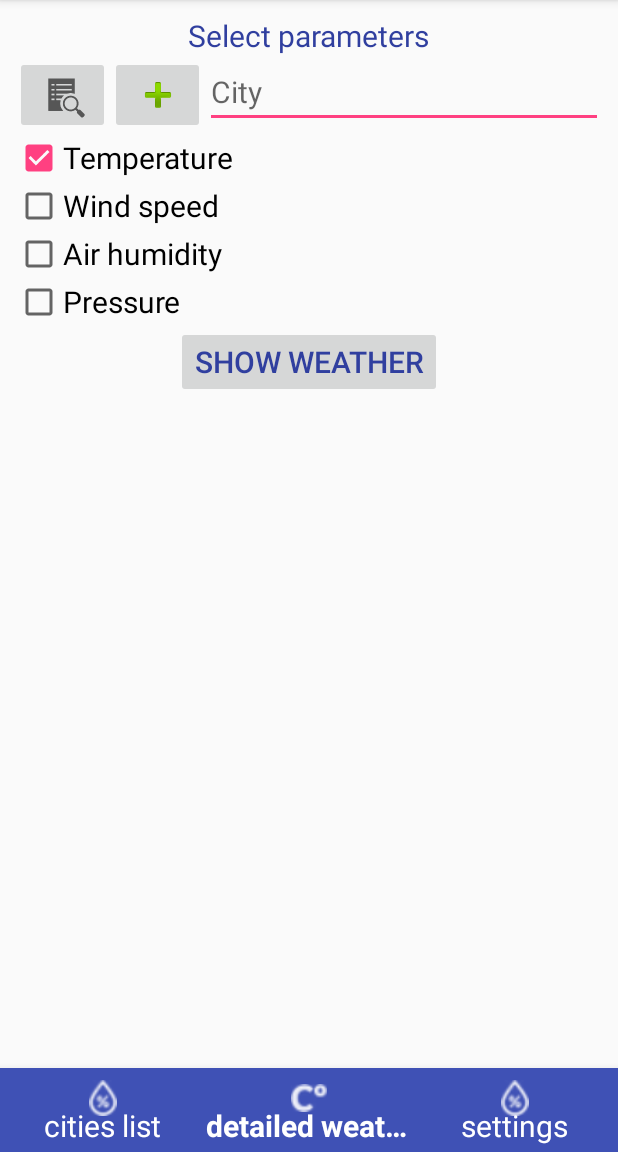
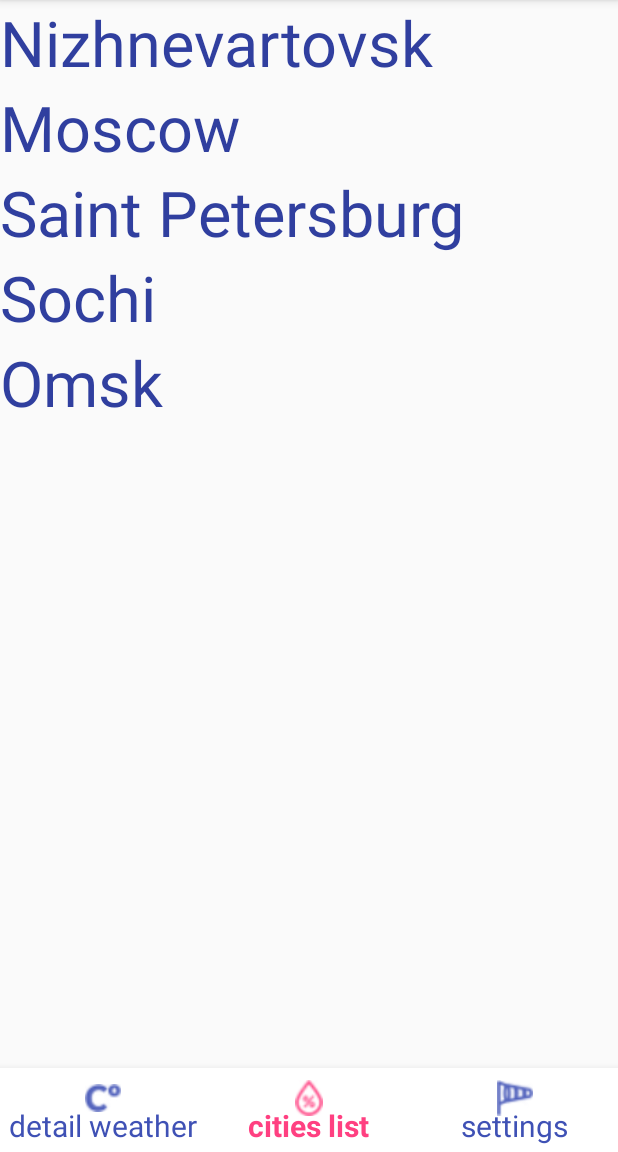
Before and after one commit to z0lk1n/NiceWeather, an Android app: the screen it shows after launch (MainActivity), item 2 of the bottom bar chosen, on a phone screen of 412 x 824 dp, the part 84-1236 px from its top. Run offline under Robolectric (Android 15) with nearby library versions, the phone set to English and light mode, and no system bars.

Commit message:
add bottom navigation

```diff
--- a/app/src/main/java/online/z0lk1n/android/niceweather/MainActivity.java
+++ b/app/src/main/java/online/z0lk1n/android/niceweather/MainActivity.java
@@ -2,9 +2,13 @@ package online.z0lk1n.android.niceweather;
 
 import android.app.FragmentTransaction;
 import android.os.Bundle;
+import android.support.annotation.NonNull;
+import android.support.design.widget.BottomNavigationView;
 import android.support.v7.app.AppCompatActivity;
+import android.view.MenuItem;
 
 public class MainActivity extends AppCompatActivity implements FragmentNavigator {
+
     private ParametersFragment parametersFragment;
     private DetailedWeatherFragment detailedWeatherActivity;
     private CitiesListFragment citiesListFragment;
@@ -17,10 +21,30 @@ public class MainActivity extends AppCompatActivity implements FragmentNavigator
         parametersFragment = new ParametersFragment();
         detailedWeatherActivity = new DetailedWeatherFragment();
         citiesListFragment = new CitiesListFragment();
+        BottomNavigationView bottomNavigationView = findViewById(R.id.bottom_navigation);
 
         FragmentTransaction fragmentTransaction = getFragmentManager().beginTransaction();
         fragmentTransaction.add(R.id.fragment_container, parametersFragment);
         fragmentTransaction.commit();
+
+        bottomNavigationView.setOnNavigationItemSelectedListener(
+                new BottomNavigationView.OnNavigationItemSelectedListener() {
+                    @Override
+                    public boolean onNavigationItemSelected(@NonNull MenuItem item) {
+                        switch (item.getItemId()) {
+                            case R.id.detailed_weather:
+//                                Parcel parcel = new Parcel();
+//                                startDetailedWeatherFragment(parcel);
+                                break;
+                            case R.id.cities_list:
+                                startCitiesListFragment();
+                                break;
+                            case R.id.settings:
+                                break;
+                        }
+                        return true;
+                    }
+                });
     }
 
     @Override
--- /dev/null
+++ b/app/src/main/res/drawable/bottom_navigation_colors.xml
@@ -0,0 +1,5 @@
+<?xml version="1.0" encoding="utf-8"?>
+<selector xmlns:android="http://schemas.android.com/apk/res/android">
+    <item android:color="@color/colorAccent" android:state_checked="true" />
+    <item android:color="@color/colorPrimary" android:state_checked="false" />
+</selector>
--- a/app/src/main/res/layout/activity_main.xml
+++ b/app/src/main/res/layout/activity_main.xml
@@ -1,22 +1,25 @@
 <?xml version="1.0" encoding="utf-8"?>
 <FrameLayout xmlns:android="http://schemas.android.com/apk/res/android"
     xmlns:app="http://schemas.android.com/apk/res-auto"
+    xmlns:tools="http://schemas.android.com/tools"
     android:layout_width="match_parent"
     android:layout_height="match_parent"
-    android:orientation="vertical">
+    android:orientation="vertical"
+    tools:ignore="ExtraText">
 
     <FrameLayout xmlns:android="http://schemas.android.com/apk/res/android"
         android:id="@+id/fragment_container"
         android:layout_width="match_parent"
         android:layout_height="match_parent" />
 
-    <com.google.android.material.bottomnavigation.BottomNavigationView
+    <android.support.design.widget.BottomNavigationView
         android:id="@+id/bottom_navigation"
         android:layout_width="match_parent"
         android:layout_height="wrap_content"
         android:layout_gravity="bottom"
-        android:background="@color/colorPrimary"
-        app:itemIconTint="@color/white"
-        app:itemTextColor="@color/white"
+        android:background="@color/colorWhite"
+        app:itemIconTint="@drawable/bottom_navigation_colors"
+        app:itemTextColor="@drawable/bottom_navigation_colors"
         app:menu="@menu/bottom_navigation_menu" />
+
 </FrameLayout>
--- a/app/src/main/res/menu/bottom_navigation_menu.xml
+++ b/app/src/main/res/menu/bottom_navigation_menu.xml
@@ -1,20 +1,19 @@
 <?xml version="1.0" encoding="utf-8"?>
-<menu xmlns:app="http://schemas.android.com/apk/res-auto"
-    xmlns:android="http://schemas.android.com/apk/res/android">
+<menu xmlns:android="http://schemas.android.com/apk/res/android">
 
-    <item android:id="@+id/cities_list"
-        android:title="@string/cities_list"
+    <item
+        android:id="@+id/detailed_weather"
+        android:icon="@drawable/temperature"
+        android:title="@string/detail_weather" />
+
+    <item
+        android:id="@+id/cities_list"
         android:icon="@drawable/air_humidity"
-        app:showAsAction="ifRoom|withText" />
+        android:title="@string/cities_list" />
 
-    <item android:id="@+id/detailed_weather"
-        android:title="@string/detailed_weather"
-        android:icon="@drawable/temperature"
-        app:showAsAction="ifRoom|withText" />
-
-    <item android:id="@+id/settings"
-        android:title="@string/settings"
-        android:icon="@drawable/air_humidity"
-        app:showAsAction="ifRoom|withText" />
+    <item
+        android:id="@+id/settings"
+        android:icon="@drawable/wind_speed"
+        android:title="@string/settings" />
 
 </menu>
--- a/app/src/main/res/values/colors.xml
+++ b/app/src/main/res/values/colors.xml
@@ -3,5 +3,5 @@
     <color name="colorPrimary">#3F51B5</color>
     <color name="colorPrimaryDark">#303F9F</color>
     <color name="colorAccent">#FF4081</color>
-    <color name="white">#FFFFFF</color>
+    <color name="colorWhite">#FFFFFF</color>
 </resources>
--- a/app/src/main/res/values/strings.xml
+++ b/app/src/main/res/values/strings.xml
@@ -23,7 +23,7 @@
     <string name="select_parameters">Select parameters</string>
     <string name="empty"> </string>
     <string name="settings">settings</string>
-    <string name="detailed_weather">detailed weather</string>
+    <string name="detail_weather">detail weather</string>
     <string name="cities_list">cities list</string>
 
     <string-array name="part_of_day">
```
